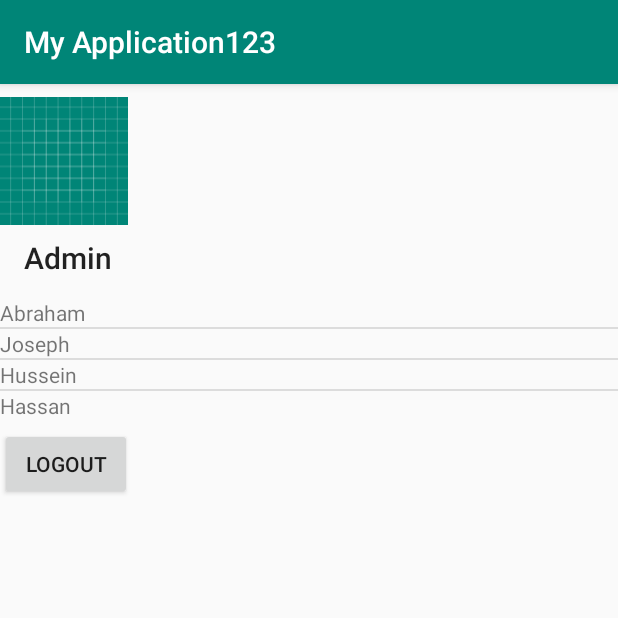
After one commit to dedinededin/android-java-trainings, an Android app: the ProfileActivity screen opened directly, with no data from a screen before it, on a phone screen of 412 x 824 dp, the top half of it. The commit adds this screen. Run offline under Robolectric (Android 15) with nearby library versions, the phone set to English and light mode, and no system bars.

Commit message:
Profile Activity init

```diff
--- a/app/src/main/java/com/example/myapplication/MainActivity.java
+++ b/app/src/main/java/com/example/myapplication/MainActivity.java
@@ -36,7 +36,7 @@ public class MainActivity extends AppCompatActivity {
                 new View.OnClickListener() {
                     @Override
                     public void onClick(View v) {
-                        Intent intent = new Intent(".SecondActivity");
+                        Intent intent = new Intent(MainActivity.this, SecondActivity.class);
                         startActivity(intent);
                     }
                 }
--- /dev/null
+++ b/app/src/main/java/com/example/myapplication/ProfileActivity.java
@@ -0,0 +1,44 @@
+package com.example.myapplication;
+
+import android.support.v7.app.AppCompatActivity;
+import android.os.Bundle;
+import android.view.View;
+import android.widget.AdapterView;
+import android.widget.ArrayAdapter;
+import android.widget.ListView;
+import android.widget.Toast;
+
+public class ProfileActivity extends AppCompatActivity {
+    private static ListView listView;
+    private static String[] NAMES = new String[]{
+            "Abraham", "Joseph", "Hussein", "Hassan"
+    };
+
+    @Override
+    protected void onCreate(Bundle savedInstanceState) {
+        super.onCreate(savedInstanceState);
+        setContentView(R.layout.activity_profile);
+        setListView();
+    }
+
+    public void onClick(View v) {
+        finish();
+    }
+
+    public void setListView() {
+        listView = findViewById(R.id.listView);
+        ArrayAdapter<String> adapter = new ArrayAdapter<String>(this, R.layout.name_list, NAMES);
+        listView.setAdapter(adapter);
+
+        listView.setOnItemClickListener(
+                new AdapterView.OnItemClickListener() {
+                    @Override
+                    public void onItemClick(AdapterView<?> parent, View view, int position, long id) {
+                        String value = (String) listView.getItemAtPosition(position);
+
+                        Toast.makeText(ProfileActivity.this, "Position: " + position + " Value: " + value, Toast.LENGTH_SHORT).show();
+                    }
+                }
+        );
+    }
+}
--- a/app/src/main/java/com/example/myapplication/SecondActivity.java
+++ b/app/src/main/java/com/example/myapplication/SecondActivity.java
@@ -44,10 +44,10 @@ public class SecondActivity extends AppCompatActivity {
 
 
                 if (usernameEditText.getText().toString().equals("admin") &&
-                        passwordEditText.getText().toString().equals("password")
+                        passwordEditText.getText().toString().equals("123")
                 ) {
                     Toast.makeText(getApplicationContext(), "You successfully logged in.", Toast.LENGTH_LONG).show();
-                    Intent intent = new Intent(".Profile");
+                    Intent intent = new Intent(SecondActivity.this, ProfileActivity.class);
                     startActivity(intent);
                 } else
                     Toast.makeText(getApplicationContext(), "Invalid credentials", Toast.LENGTH_LONG).show();
--- a/app/src/main/res/layout/activity_profile.xml
+++ b/app/src/main/res/layout/activity_profile.xml
@@ -1,9 +1,55 @@
 <?xml version="1.0" encoding="utf-8"?>
-<android.support.constraint.ConstraintLayout xmlns:android="http://schemas.android.com/apk/res/android"
+<RelativeLayout xmlns:android="http://schemas.android.com/apk/res/android"
     xmlns:app="http://schemas.android.com/apk/res-auto"
     xmlns:tools="http://schemas.android.com/tools"
     android:layout_width="match_parent"
     android:layout_height="match_parent"
-    tools:context=".Profile">
+    tools:context=".ProfileActivity">
 
-</android.support.constraint.ConstraintLayout>
+    <ImageView
+        android:id="@+id/avatar"
+        android:layout_width="85dp"
+        android:layout_height="91dp"
+        android:layout_alignParentTop="true"
+        android:layout_marginTop="5dp"
+        android:src="@drawable/ic_launcher_background"
+        app:layout_constraintStart_toStartOf="parent"
+        app:layout_constraintTop_toTopOf="parent"
+        tools:src="@tools:sample/avatars" />
+
+    <TextView
+        android:id="@+id/textView"
+        style="@style/TextAppearance.AppCompat.Title"
+        android:layout_width="wrap_content"
+        android:layout_height="wrap_content"
+        android:layout_below="@+id/avatar"
+        android:layout_marginStart="16dp"
+        android:layout_marginLeft="16dp"
+        android:layout_marginTop="5dp"
+        android:layout_marginBottom="8dp"
+        android:text="Admin"
+        app:layout_constraintBottom_toBottomOf="@+id/avatar"
+        app:layout_constraintStart_toEndOf="@id/avatar"
+        app:layout_constraintTop_toTopOf="parent" />
+
+    <Button
+        android:id="@+id/switchImgBtn"
+        android:layout_width="wrap_content"
+        android:layout_height="wrap_content"
+        android:layout_below="@+id/listView"
+        android:layout_marginTop="5dp"
+        android:onClick="onClick"
+        android:text="Logout"
+        app:layout_constraintBottom_toBottomOf="parent"
+        app:layout_constraintStart_toStartOf="@+id/avatar" />
+
+    <ListView
+        android:id="@+id/listView"
+        android:layout_width="match_parent"
+        android:layout_height="wrap_content"
+        android:layout_below="@+id/textView"
+        android:layout_marginTop="5dp"
+        app:layout_constraintBottom_toBottomOf="parent"
+        app:layout_constraintTop_toTopOf="parent" />
+
+</RelativeLayout>
--- /dev/null
+++ b/app/src/main/res/layout/name_list.xml
@@ -0,0 +1,5 @@
+<?xml version="1.0" encoding="utf-8"?>
+<TextView xmlns:android="http://schemas.android.com/apk/res/android"
+    android:layout_width="match_parent"
+    android:layout_height="match_parent">
+</TextView>
```
Also changed, not shown: app/src/main/AndroidManifest.xml (+2 -12 lines), app/src/main/java/com/example/myapplication/Profile.java (deleted, +0 -13 lines), app/src/main/res/layout/activity_second.xml (+38 -21 lines).
